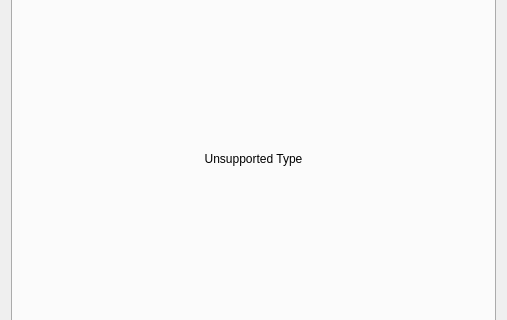
Qt form akonadiconsole/browserwidget_contentview.ui (KDE/kdepim-runtime) before a commit; both pictures show x 0 to 507 and y 87 to 407 of the 507 by 496 pixel window.
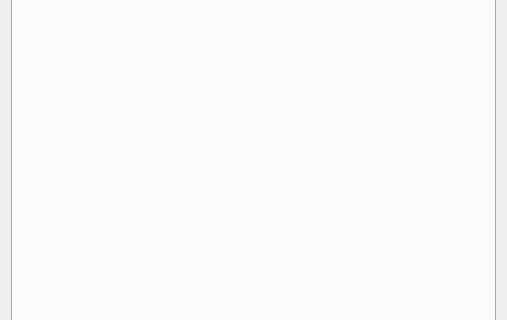
The same form after that commit. The open tabs and pages were chosen to show the change. Custom widgets are drawn as their Qt base class.

Commit message: Add support for the QPixmap type payloads in the console.

What changed in the file:
```diff
--- a/akonadiconsole/browserwidget_contentview.ui
+++ b/akonadiconsole/browserwidget_contentview.ui
@@ -49,6 +49,13 @@
            </item>
           </layout>
          </widget>
+         <widget class="QWidget" name="imageViewPage">
+          <layout class="QVBoxLayout" name="verticalLayout_3">
+           <item>
+            <widget class="QLabel" name="imageView"/>
+           </item>
+          </layout>
+         </widget>
          <widget class="QWidget" name="contactViewPage">
           <layout class="QVBoxLayout" name="verticalLayout_3">
            <item>
```
The commit also changes 1 other file.
